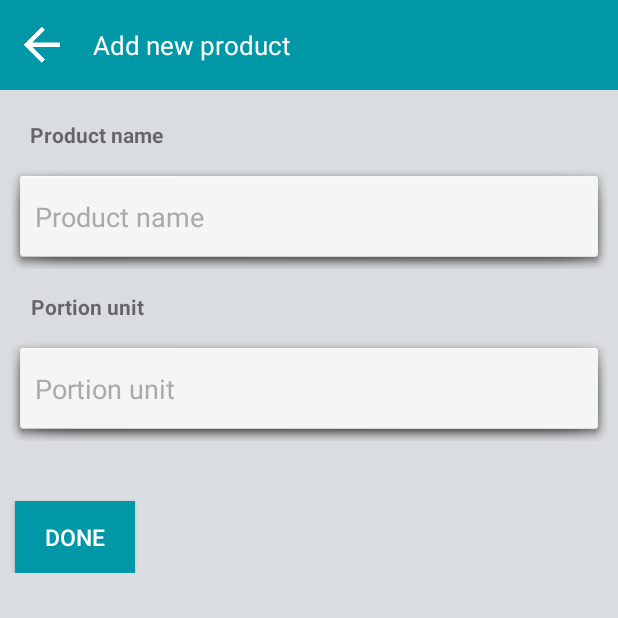
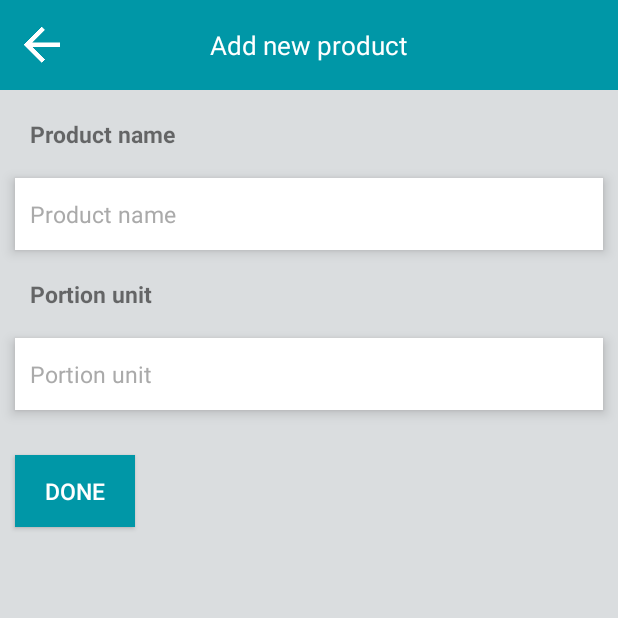
Before and after one commit to Pl0uk0s/dentist, an Android app: the AddProductActivity screen opened directly, with no data from a screen before it, after a tap on "Add new product", on a phone screen of 412 x 824 dp, the top half of it. Run offline under Robolectric (Android 15) with nearby library versions, the phone set to English and light mode, and no system bars.

Commit message:
kankesss2

```diff
--- a/app/src/main/java/com/trelokopoi/dentist/AddProductActivity.java
+++ b/app/src/main/java/com/trelokopoi/dentist/AddProductActivity.java
@@ -203,9 +203,9 @@ public class AddProductActivity extends Activity implements AsyncApiCallOnTaskCo
             }
         });
 
-        String[] values = getResources().getStringArray(R.array.settings_array);
+        String[] values = getResources().getStringArray(R.array.unit_array);
         ListView listView = (ListView) findViewById(R.id.recent_list);
-        ArrayAdapter<String> settingsAdapter = new ArrayAdapter<>(this, R.layout.settings_list_item, R.id.settings_item, values);
+        ArrayAdapter<String> settingsAdapter = new ArrayAdapter<>(this, R.layout.unit_list_item, R.id.unit_item, values);
         listView.setAdapter(settingsAdapter);
         listView.setOnItemClickListener(new AdapterView.OnItemClickListener() {
             @Override
--- a/app/src/main/java/com/trelokopoi/dentist/NewProductActivity.java
+++ b/app/src/main/java/com/trelokopoi/dentist/NewProductActivity.java
@@ -8,9 +8,12 @@ import android.graphics.drawable.ColorDrawable;
 import android.os.Bundle;
 import android.view.View;
 import android.view.WindowManager;
+import android.widget.AdapterView;
+import android.widget.ArrayAdapter;
 import android.widget.Button;
 import android.widget.EditText;
 import android.widget.ImageView;
+import android.widget.ListView;
 import android.widget.RelativeLayout;
 import android.widget.TextView;
 import android.widget.Toast;
@@ -33,8 +36,8 @@ public class NewProductActivity extends Activity  implements AsyncApiCallOnTaskC
         setContentView(R.layout.activity_add_new_product);
 
         final EditText new_prod_name = (EditText) findViewById(R.id.name_ed);
-        final EditText unit = (EditText) findViewById(R.id.unit_ed);
-        Button save = (Button) findViewById(R.id.save);
+        final TextView unit = (TextView) findViewById(R.id.unit_tv);
+        final Button save = (Button) findViewById(R.id.save);
         save.setOnClickListener(new View.OnClickListener() {
             @Override
             public void onClick(View v) {
@@ -45,6 +48,32 @@ public class NewProductActivity extends Activity  implements AsyncApiCallOnTaskC
                     prodUnit = unit.getText().toString();
                     new AsyncApiCall(ADD_PRODUCT, NewProductActivity.this, false).execute(WebApi.addProduct(new_prod_name.getText().toString(), unit.getText().toString()));
                 }
+            }
+        });
+
+        String[] values = getResources().getStringArray(R.array.unit_array);
+        final ListView listView = (ListView) findViewById(R.id.unit_list);
+        ArrayAdapter<String> settingsAdapter = new ArrayAdapter<>(this, R.layout.unit_list_item, R.id.unit_item, values);
+        listView.setAdapter(settingsAdapter);
+        listView.setOnItemClickListener(new AdapterView.OnItemClickListener() {
+            @Override
+            public void onItemClick(AdapterView<?> parent, View view,
+                                    int position, long id) {
+                unit.setTextColor(Color.BLACK);
+                unit.setText(parent.getItemAtPosition(position).toString());
+                prodUnit = unit.getText().toString();
+                listView.setVisibility(View.GONE);
+                save.setVisibility(View.VISIBLE);
+            }
+        });
+
+        unit.setOnClickListener(new View.OnClickListener()
+        {
+            @Override
+            public void onClick(View v)
+            {
+                listView.setVisibility(View.VISIBLE);
+                save.setVisibility(View.GONE);
             }
         });
 
--- a/app/src/main/res/layout/activity_add_new_product.xml
+++ b/app/src/main/res/layout/activity_add_new_product.xml
@@ -24,42 +24,38 @@
         <TextView
             android:id="@+id/new_product_header"
             android:layout_width="wrap_content"
-            android:layout_height="match_parent"
-            android:gravity="center"
+            android:layout_height="wrap_content"
             android:text="@string/add_new_product_tv"
-            android:layout_toEndOf="@+id/back"
-            android:layout_marginStart="15dp"
-            android:layout_marginEnd="5dp"
             android:textColor="@color/white"
-            android:textSize="17sp"/>
+            android:textSize="17sp"
+            android:layout_centerVertical="true"
+            android:layout_centerHorizontal="true" />
     </RelativeLayout>
-
-    <LinearLayout
-        android:id="@+id/prod_detail_layout"
-        android:orientation="vertical"
-        android:layout_width="match_parent"
-        android:layout_height="wrap_content"
-        android:layout_below="@+id/header">
 
     <TextView
         android:id="@+id/name_title"
         android:layout_width="wrap_content"
-        android:layout_height="match_parent"
+        android:layout_height="48dp"
+        android:layout_below="@+id/header"
         android:text="@string/name_title"
+        android:textSize="15sp"
         android:textStyle="bold"
-        android:gravity="center"
+        android:gravity="center_vertical"
         android:layout_marginStart="20dp"
-        android:layout_marginTop="20dp"/>
+        android:layout_marginTop="5dp"
+        />
 
     <RelativeLayout
         android:id="@+id/name_layout"
         android:layout_width="match_parent"
-        android:layout_height="70dp"
-        android:background="@android:drawable/dialog_holo_light_frame"
-        android:layout_marginStart="5dp"
-        android:layout_marginEnd="5dp"
-        android:layout_marginBottom="10dp"
-        android:layout_marginTop="10dp">
+        android:layout_height="48dp"
+        android:layout_below="@+id/name_title"
+        android:elevation="5dp"
+        android:background="@color/white"
+        android:layout_marginStart="10dp"
+        android:layout_marginEnd="10dp"
+        android:layout_marginBottom="5dp"
+        android:layout_marginTop="5dp">
 
         <EditText
             android:layout_width="match_parent"
@@ -67,6 +63,7 @@
             android:id="@+id/name_ed"
             android:inputType="text"
             android:maxLines="1"
+            android:textSize="15sp"
             android:background="@android:color/transparent"
             android:textColorHint="@android:color/darker_gray"
             android:hint="@string/name_hint"
@@ -77,49 +74,65 @@
         <TextView
             android:id="@+id/unit_title"
             android:layout_width="wrap_content"
-            android:layout_height="match_parent"
+            android:layout_height="48dp"
+            android:layout_below="@+id/name_layout"
             android:text="@string/unit_title"
+            android:textSize="15sp"
             android:textStyle="bold"
-            android:gravity="center"
-            android:layout_marginStart="20dp"
-            android:layout_marginTop="5dp"/>
+            android:gravity="center_vertical"
+            android:layout_marginStart="20dp"/>
 
         <RelativeLayout
             android:id="@+id/unit_layout"
             android:layout_width="match_parent"
-            android:layout_height="70dp"
-            android:background="@android:drawable/dialog_holo_light_frame"
-            android:layout_marginStart="5dp"
-            android:layout_marginEnd="5dp"
-            android:layout_marginBottom="10dp"
-            android:layout_marginTop="10dp">
+            android:layout_height="48dp"
+            android:layout_below="@+id/unit_title"
+            android:elevation="5dp"
+            android:background="@color/white"
+            android:layout_marginStart="10dp"
+            android:layout_marginEnd="10dp"
+            android:layout_marginTop="5dp">
 
-            <EditText
+            <TextView
                 android:layout_width="match_parent"
-                android:layout_height="wrap_content"
-                android:id="@+id/unit_ed"
-                android:inputType="text"
-                android:maxLines="1"
-                android:background="@android:color/transparent"
-                android:hint="@string/unit_hint"
-                android:textColorHint="@android:color/darker_gray"
+                android:layout_height="48dp"
+                android:id="@+id/unit_tv"
+                android:text="@string/unit_hint"
+                android:textSize="15sp"
+                android:gravity="center_vertical"
+                android:textColor="@android:color/darker_gray"
                 android:layout_centerVertical="true"
                 android:layout_marginStart="10dp"
                 android:layout_marginEnd="10dp"/>
         </RelativeLayout>
+        <ListView
+            android:id="@+id/unit_list"
+            android:layout_below="@+id/unit_layout"
+            android:layout_height="wrap_content"
+            android:layout_width="match_parent"
+            android:layout_marginLeft="10dp"
+            android:layout_marginRight="10dp"
+            android:layout_marginBottom="10dp"
+            android:background="@color/white"
+            android:elevation="5dp"
+            android:divider="@null"
+            android:dividerHeight="0dp"
+            android:visibility="gone"
+            >
+        </ListView>
 
     <Button
         android:id="@+id/save"
         android:layout_width="80dp"
         android:layout_height="wrap_content"
+        android:layout_below="@+id/unit_list"
         android:layout_marginStart="10dp"
         android:adjustViewBounds="true"
         android:scaleType="centerInside"
         android:background="#0097A7"
         android:text="@string/button_save"
         android:textSize="15sp"
+        android:elevation="5dp"
         android:textColor="@color/white"
-            android:layout_marginTop="30dp" />
-    </LinearLayout>
-
+        android:layout_marginTop="30dp"/>
     </RelativeLayout>
--- a/app/src/main/res/layout/activity_main_floating.xml
+++ b/app/src/main/res/layout/activity_main_floating.xml
@@ -16,7 +16,7 @@
         android:layout_height="wrap_content"
         android:layout_gravity="bottom|end"
         android:tint="@color/white"
-        app:backgroundTint="@color/red"
+        app:backgroundTint="#D84315"
         android:elevation="10dp"
         android:layout_margin="@dimen/fab_margin"
         android:src="@android:drawable/ic_input_add" />
--- a/app/src/main/res/layout/products_list_item.xml
+++ b/app/src/main/res/layout/products_list_item.xml
@@ -7,8 +7,7 @@
         android:layout_width="fill_parent"
         android:layout_height="wrap_content"
         android:padding="10dip"
-        android:textSize="16sp"
-        android:textStyle="bold"/>
+        android:textSize="15sp" />
 
     <TextView android:id="@+id/id"
         android:layout_width="fill_parent"
--- a/app/src/main/res/values/strings.xml
+++ b/app/src/main/res/values/strings.xml
@@ -90,4 +90,11 @@
         <item>Terms Of Service And Privacy Policy</item>
         <item>About</item>
     </string-array>
+    <string-array name="unit_array">
+        <item>Grams</item>
+        <item>Milliliters</item>
+        <item>Piece</item>
+        <item>Box</item>
+        <item>Bottle</item>
+    </string-array>
 </resources>
```
Also changed, not shown: app/src/main/java/com/trelokopoi/dentist/MainActivity.java (+12 -14 lines), app/src/main/res/layout/activity_main.xml (+56 -30 lines), app/src/main/res/layout/child_header.xml (+5 -4 lines), app/src/main/res/layout/unit_list_item.xml (added, +15 -0 lines), 1 other file. Lines whose indentation alone changed are shown as unchanged.
